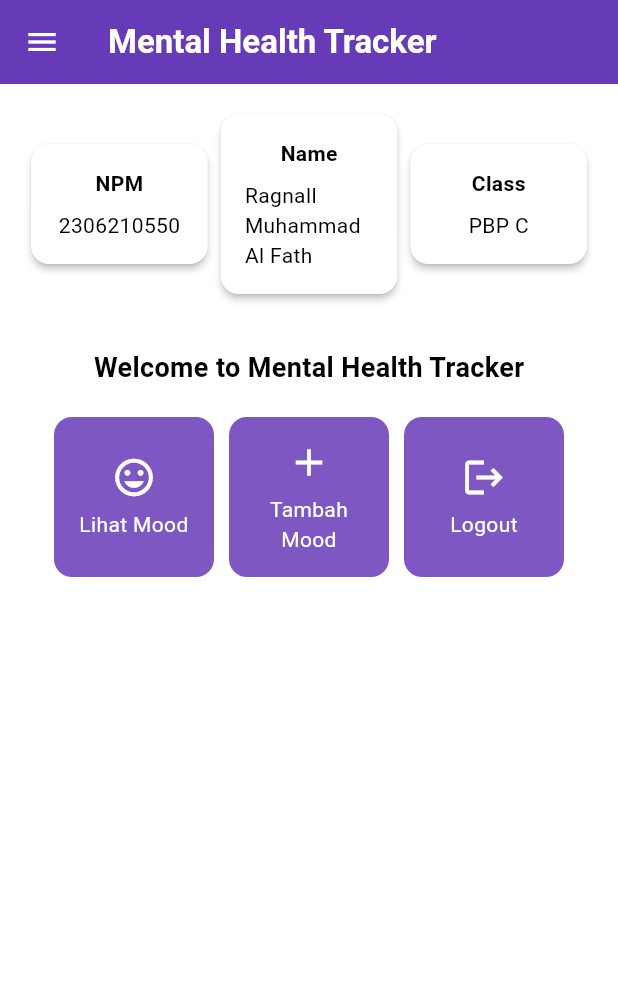
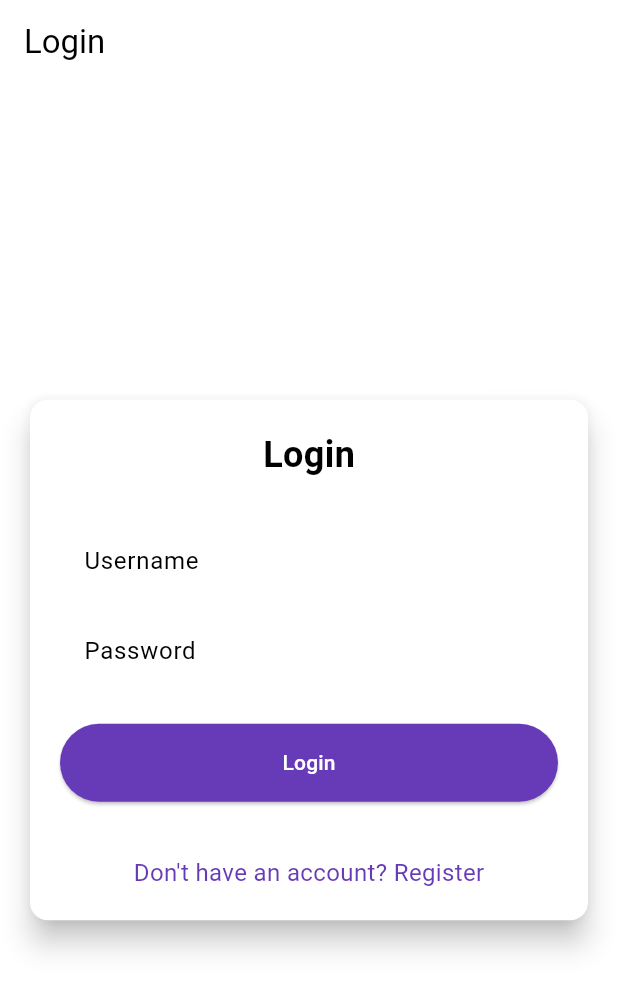
Before and after one commit to Ragnall16/mental-health-tracker-mobile, a Flutter app: the screen it shows after launch, on a phone screen of 412 x 824 dp. Shown: the top 991 px of the screen. Run offline on Flutter 3.47's test engine with Material 3 defaults, Android fonts, the phone set to English and light mode, and no system bars; missing offline and left inert: pbp_django_auth.

Commit message:
Tutorial 8 Done

```diff
--- a/lib/main.dart
+++ b/lib/main.dart
@@ -1,5 +1,7 @@
 import 'package:flutter/material.dart';
-import 'package:mental_health_tracker/screens/menu.dart';
+import 'package:mental_health_tracker/screens/login.dart';
+import 'package:provider/provider.dart';
+import 'package:pbp_django_auth/pbp_django_auth.dart';
 
 void main() {
   runApp(const MyApp());
@@ -8,33 +10,23 @@ void main() {
 class MyApp extends StatelessWidget {
   const MyApp({super.key});
 
-  // This widget is the root of your application.
   @override
   Widget build(BuildContext context) {
-    return MaterialApp(
-      title: 'Flutter Demo',
-      theme: ThemeData(
-        // This is the theme of your application.
-        //
-        // TRY THIS: Try running your application with "flutter run". You'll see
-        // the application has a purple toolbar. Then, without quitting the app,
-        // try changing the seedColor in the colorScheme below to Colors.green
-        // and then invoke "hot reload" (save your changes or press the "hot
-        // reload" button in a Flutter-supported IDE, or press "r" if you used
-        // the command line to start the app).
-        //
-        // Notice that the counter didn't reset back to zero; the application
-        // state is not lost during the reload. To reset the state, use hot
-        // restart instead.
-        //
-        // This works for code too, not just values: Most code changes can be
-        // tested with just a hot reload.
-        colorScheme: ColorScheme.fromSwatch(
-          primarySwatch: Colors.deepPurple,
-        ).copyWith(secondary: Colors.deepPurple[400]),
-        useMaterial3: true,
+    return Provider(
+      create: (_) {
+        CookieRequest request = CookieRequest();
+        return request;
+      },
+      child: MaterialApp(
+        title: 'Mental Health Tracker',
+        theme: ThemeData(
+          useMaterial3: true,
+          colorScheme: ColorScheme.fromSwatch(
+            primarySwatch: Colors.deepPurple,
+          ).copyWith(secondary: Colors.deepPurple[400]),
+        ),
+        home: const LoginPage(),
       ),
-      home: MyHomePage(),
     );
   }
 }
--- /dev/null
+++ b/lib/screens/login.dart
@@ -0,0 +1,180 @@
+import 'package:mental_health_tracker/screens/menu.dart';
+import 'package:flutter/material.dart';
+import 'package:pbp_django_auth/pbp_django_auth.dart';
+import 'package:provider/provider.dart';
+import 'package:mental_health_tracker/screens/register.dart';
+
+void main() {
+  runApp(const LoginApp());
+}
+
+class LoginApp extends StatelessWidget {
+  const LoginApp({super.key});
+
+  @override
+  Widget build(BuildContext context) {
+    return MaterialApp(
+      title: 'Login',
+      theme: ThemeData(
+        useMaterial3: true,
+        colorScheme: ColorScheme.fromSwatch(
+          primarySwatch: Colors.deepPurple,
+        ).copyWith(secondary: Colors.deepPurple[400]),
+      ),
+      home: const LoginPage(),
+    );
+  }
+}
+
+class LoginPage extends StatefulWidget {
+  const LoginPage({super.key});
+
+  @override
+  State<LoginPage> createState() => _LoginPageState();
+}
+
+class _LoginPageState extends State<LoginPage> {
+  final TextEditingController _usernameController = TextEditingController();
+  final TextEditingController _passwordController = TextEditingController();
+
+  @override
+  Widget build(BuildContext context) {
+    final request = context.watch<CookieRequest>();
+
+    return Scaffold(
+      appBar: AppBar(
+        title: const Text('Login'),
+      ),
+      body: Center(
+        child: SingleChildScrollView(
+          padding: const EdgeInsets.all(16.0),
+          child: Card(
+            elevation: 8,
+            shape: RoundedRectangleBorder(
+              borderRadius: BorderRadius.circular(12.0),
+            ),
+            child: Padding(
+              padding: const EdgeInsets.all(20.0),
+              child: Column(
+                mainAxisSize: MainAxisSize.min,
+                children: [
+                  const Text(
+                    'Login',
+                    style: TextStyle(
+                      fontSize: 24.0,
+                      fontWeight: FontWeight.bold,
+                    ),
+                  ),
+                  const SizedBox(height: 30.0),
+                  TextField(
+                    controller: _usernameController,
+                    decoration: const InputDecoration(
+                      labelText: 'Username',
+                      hintText: 'Enter your username',
+                      border: OutlineInputBorder(
+                        borderRadius: BorderRadius.all(Radius.circular(12.0)),
+                      ),
+                      contentPadding:
+                          EdgeInsets.symmetric(horizontal: 12.0, vertical: 8.0),
+                    ),
+                  ),
+                  const SizedBox(height: 12.0),
+                  TextField(
+                    controller: _passwordController,
+                    decoration: const InputDecoration(
+                      labelText: 'Password',
+                      hintText: 'Enter your password',
+                      border: OutlineInputBorder(
+                        borderRadius: BorderRadius.all(Radius.circular(12.0)),
+                      ),
+                      contentPadding:
+                          EdgeInsets.symmetric(horizontal: 12.0, vertical: 8.0),
+                    ),
+                    obscureText: true,
+                  ),
+                  const SizedBox(height: 24.0),
+                  ElevatedButton(
+                    onPressed: () async {
+                      String username = _usernameController.text;
+                      String password = _passwordController.text;
+
+                      // Cek kredensial
+                      // Untuk menyambungkan Android emulator dengan Django pada localhost,
+                      // gunakan URL http://10.0.2.2/
+                      final response = await request
+                          .login("http://10.0.2.2:8000/auth/login/", {
+                        'username': username,
+                        'password': password,
+                      });
+
+                      if (request.loggedIn) {
+                        String message = response['message'];
+                        String uname = response['username'];
+                        if (context.mounted) {
+                          Navigator.pushReplacement(
+                            context,
+                            MaterialPageRoute(
+                                builder: (context) => MyHomePage()),
+                          );
+                          ScaffoldMessenger.of(context)
+                            ..hideCurrentSnackBar()
+                            ..showSnackBar(
+                              SnackBar(
+                                  content:
+                                      Text("$message Selamat datang, $uname.")),
+                            );
+                        }
+                      } else {
+                        if (context.mounted) {
+                          showDialog(
+                            context: context,
+                            builder: (context) => AlertDialog(
+                              title: const Text('Login Gagal'),
+                              content: Text(response['message']),
+                              actions: [
+                                TextButton(
+                                  child: const Text('OK'),
+                                  onPressed: () {
+                                    Navigator.pop(context);
+                                  },
+                                ),
+                              ],
+                            ),
+                          );
+                        }
+                      }
+                    },
+                    style: ElevatedButton.styleFrom(
+                      foregroundColor: Colors.white,
+                      minimumSize: const Size(double.infinity, 50),
+                      backgroundColor: Theme.of(context).colorScheme.primary,
+                      padding: const EdgeInsets.symmetric(vertical: 16.0),
+                    ),
+                    child: const Text('Login'),
+                  ),
+                  const SizedBox(height: 36.0),
+                  GestureDetector(
+                    onTap: () {
+                      Navigator.push(
+                        context,
+                        MaterialPageRoute(
+                            builder: (context) => const RegisterPage()),
+                      );
+                    },
+                    child: Text(
+                      'Don\'t have an account? Register',
+                      style: TextStyle(
+                        color: Theme.of(context).colorScheme.primary,
+                        fontSize: 16.0,
+                      ),
+                    ),
+                  ),
+                ],
+              ),
+            ),
+          ),
+        ),
+      ),
+    );
+  }
+}
--- a/pubspec.yaml
+++ b/pubspec.yaml
@@ -35,6 +35,9 @@ dependencies:
   # The following adds the Cupertino Icons font to your application.
   # Use with the CupertinoIcons class for iOS style icons.
   cupertino_icons: ^1.0.8
+  provider: ^6.1.2
+  pbp_django_auth: ^0.4.0
+  http: ^1.2.2
 
 dev_dependencies:
   flutter_test:
```
Also changed, not shown: lib/models/mood_entry.dart (added, +68 -0 lines), lib/screens/list_moodentry.dart (added, +89 -0 lines), lib/screens/moodentry_form.dart (+33 -27 lines), lib/screens/register.dart (added, +165 -0 lines), lib/widgets/left_drawer.dart (+13 -1 lines), lib/widgets/mood_card.dart (+33 -1 lines), pubspec.lock, 2 other files.
